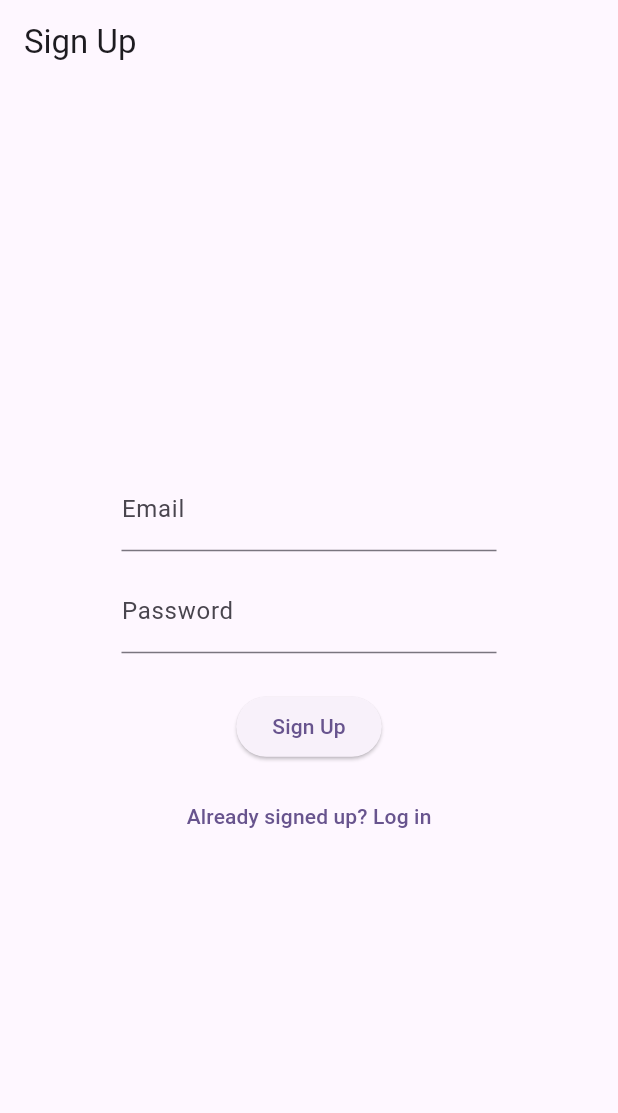
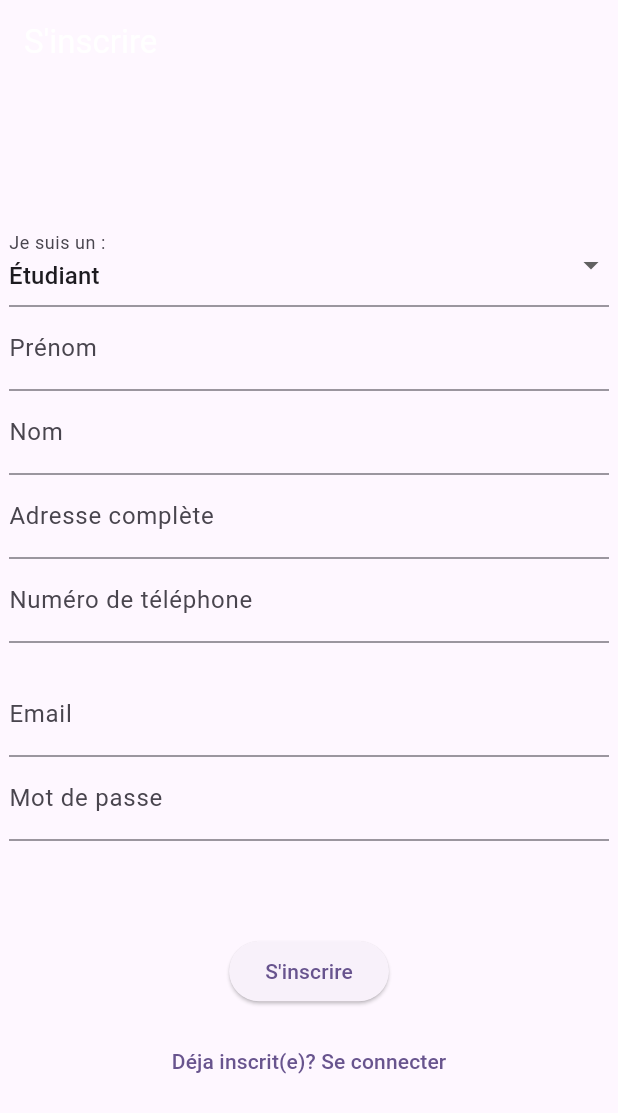
Before and after one commit to MouadMalhoud/GestionStage2024, a Flutter app: the Signup screen opened directly, on a phone screen of 412 x 824 dp. Shown: the top 1113 px of the screen. Run offline on Flutter 3.47's test engine with Material 2 defaults, Android fonts, the phone set to English and light mode, and no system bars; our stand-ins replace firebase_auth, firebase_core; accounts and stored records are empty; network calls fail.

Commit message:
Page d'inscription

```diff
--- a/lib/authentication.dart
+++ b/lib/authentication.dart
@@ -1,8 +1,12 @@
 import 'package:firebase_auth/firebase_auth.dart';
 
 // Sign up a new user
-Future<void> signUpWithEmailAndPassword(String email, String password) async {
+Future<void> signUpWithEmailAndPassword(String nom, String prenom, String adresse, String telephone, String email, String password) async {
   try {
+      nom: nom;
+      prenom: prenom;
+      adresse: adresse;
+      telephone: telephone;
     await FirebaseAuth.instance.createUserWithEmailAndPassword(
       email: email,
       password: password,
--- a/lib/pages/login.dart
+++ b/lib/pages/login.dart
@@ -18,7 +18,7 @@ class _LoginState extends State<Login> {
     return Scaffold(
       appBar: AppBar(
         automaticallyImplyLeading: false,
-        title: const Text('Login'),
+        title: const Text('Se connecter'),
       ),
       body: Center(
         child: Column(
@@ -39,7 +39,7 @@ class _LoginState extends State<Login> {
               child: TextField(
                 controller: passwordController,
                 decoration: const InputDecoration(
-                  labelText: 'Password',
+                  labelText: 'Mot de passe',
                 ),
                 obscureText: true,
               ),
@@ -70,7 +70,7 @@ class _LoginState extends State<Login> {
                   });
                 }
               },
-              child: const Text('Log In'),
+              child: const Text('Se connecter'),
             ),
             if (errorText != null)
               Text(
@@ -87,7 +87,7 @@ class _LoginState extends State<Login> {
                   ),
                 );
               },
-              child: const Text('Sign Up'),
+              child: const Text("S'inscrire"),
             ),
           ],
         ),
--- a/lib/pages/signup.dart
+++ b/lib/pages/signup.dart
@@ -2,15 +2,39 @@ import 'package:flutter/material.dart';
 import 'package:firebase_auth/firebase_auth.dart';
 import 'login.dart'; // Import your login screen
 import 'home.dart'; // Import Firebase Authentication
+import '../authentication.dart';
 
-class Signup extends StatelessWidget {
+class Signup extends StatefulWidget {
+  Signup({Key? key}) : super(key: key);
+
+  @override
+  _SignupState createState() => _SignupState();
+}
+
+class _SignupState extends State<Signup> {
+  final TextEditingController nomController = TextEditingController();
+  final TextEditingController prenomController = TextEditingController();
+  final TextEditingController adresseController = TextEditingController();
+  final TextEditingController telephoneController = TextEditingController();
+
+  final TextEditingController nomEntrepriseController = TextEditingController();
+  final TextEditingController prenomPersonneContactController = TextEditingController();
+  final TextEditingController nomPersonneContactController = TextEditingController();
+  final TextEditingController posteTelephoniqueController = TextEditingController();
+
   final TextEditingController emailController = TextEditingController();
   final TextEditingController passwordController = TextEditingController();
 
-  Signup({super.key});
+  String selectedUserType = 'Étudiant'; // Default selected user type
+
+  final List<String> userTypes = ['Étudiant', 'Employeur']; // Dropdown options
 
   Future<void> _signUp(BuildContext context) async {
     try {
+      nom: nomController.text;
+      prenom: prenomController.text;
+      adresse: adresseController.text;
+      telephone: telephoneController.text;
       await FirebaseAuth.instance.createUserWithEmailAndPassword(
         email: emailController.text,
         password: passwordController.text,
@@ -32,32 +56,141 @@ class Signup extends StatelessWidget {
     return Scaffold(
       appBar: AppBar(
         automaticallyImplyLeading: false,
-        title: const Text('Sign Up'),
+        title: const Text("S'inscrire", style: TextStyle(color: Colors.white)),
+
       ),
       body: Center(
         child: Column(
           mainAxisAlignment: MainAxisAlignment.center,
           children: <Widget>[
-            Container(
-              width: 250, // Set the desired width
-              child: TextField(
-                controller: emailController,
-                decoration: const InputDecoration(labelText: 'Email'),
+             Container(
+              width: 400, // Set the desired width
+              child: DropdownButtonFormField<String>(
+                value: selectedUserType,
+                onChanged: (newValue) {
+                  setState(() {
+                    selectedUserType = newValue!;
+                  });
+                },
+                items: userTypes.map((String userType) {
+                  return DropdownMenuItem<String>(
+                    value: userType,
+                    child: Text(userType),
+                  );
+                }).toList(),
+                decoration: InputDecoration(
+                  labelText: 'Je suis un :',
+                ),
               ),
             ),
-            const SizedBox(height: 12),
-            Container(
-              width: 250, // Set the desired width
-              child: TextField(
-                controller: passwordController,
-                decoration: const InputDecoration(labelText: 'Password'),
-                obscureText: true,
+            Visibility(
+              visible: selectedUserType == 'Employeur',
+              child: Container(
+                width: 400,
+                child: TextField(
+                  controller: nomEntrepriseController,
+                  decoration: InputDecoration(labelText: "Nom de l'entreprise"),
+                  obscureText: true,
+                ),
               ),
             ),
+             Visibility(
+              visible: selectedUserType == 'Employeur',
+              child: Container(
+                width: 400,
+                child: TextField(
+                  controller: prenomPersonneContactController,
+                  decoration: InputDecoration(labelText: "Prénom de la personne responsable"),
+                  obscureText: true,
+                ),
+              ),
+            ),
+             Visibility(
+              visible: selectedUserType == 'Employeur',
+              child: Container(
+                width: 400,
+                child: TextField(
+                  controller: nomPersonneContactController,
+                  decoration: InputDecoration(labelText: "Nom de la personne responsable"),
+                  obscureText: true,
+                ),
+              ),
+            ),
+             Visibility(
+              visible: selectedUserType == 'Étudiant',
+              child: Container(
+                width: 400,
+                child: TextField(
+                  controller: prenomController,
+                  decoration: InputDecoration(labelText: 'Prénom'),
+                  obscureText: true,
+                ),
+              ),
+            ),
+            Visibility(
+              visible: selectedUserType == 'Étudiant',
+              child: Container(
+                width: 400,
+                child: TextField(
+                  controller: nomController,
+                  decoration: InputDecoration(labelText: 'Nom'),
+                  obscureText: true,
+                ),
+              ),
+            ),
+            Container(
+              width: 400, // Set the desired width
+              child: TextField(
+                controller: adresseController,
+                decoration: const InputDecoration(labelText: 'Adresse complète'),
+              ),
+            ),
+             Container(
+              width: 400, // Set the desired width
+              child: TextField(
+                controller: telephoneController,
+                decoration: const InputDecoration(labelText: 'Numéro de téléphone'),
+              ),
+            ),
+          Visibility(
+              visible: selectedUserType == 'Employeur',
+              child: Container(
+                width: 400,
+                child: TextField(
+                  controller: posteTelephoniqueController,
+                  decoration: InputDecoration(labelText: "Poste téléphonique"),
+                  obscureText: true,
+                ),
+              ),
+            ),
+
+              Container(
+              width: 400,
+              height: 150,
+              margin: EdgeInsets.only(top: 20.0),
+              child: Column(
+                children: [
+                  TextField(
+                    controller: emailController,
+                    decoration: InputDecoration(
+                      labelText: 'Email',
+                    ),
+                  ),
+                  TextField(
+                    controller: passwordController,
+                    decoration: InputDecoration(
+                      labelText: 'Mot de passe',
+                    ),
+                    obscureText: true,
+                  ),
+                ],
+              ),
+            ),
+
             const SizedBox(height: 25),
             ElevatedButton(
               onPressed: () => _signUp(context),
-              child: const Text('Sign Up'),
+              child: const Text("S'inscrire"),
             ),
             const SizedBox(height: 12),
             TextButton(
@@ -67,7 +200,7 @@ class Signup extends StatelessWidget {
                   builder: (context) => Login(),
                 ));
               },
-              child: const Text('Already signed up? Log in'),
+              child: const Text('Déja inscrit(e)? Se connecter'),
             ),
           ],
         ),
```
Also changed, not shown: pubspec.lock, 7 other files.
